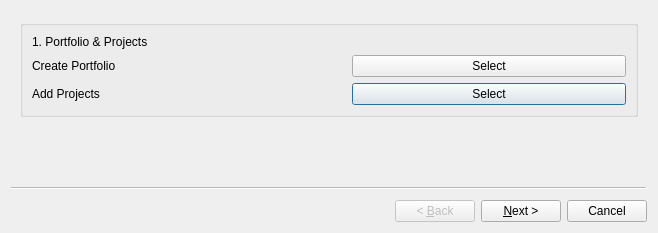
hammerheadlemon/xldigest, file qt_designer_ui/base_import_wizard.ui: the form before one commit.
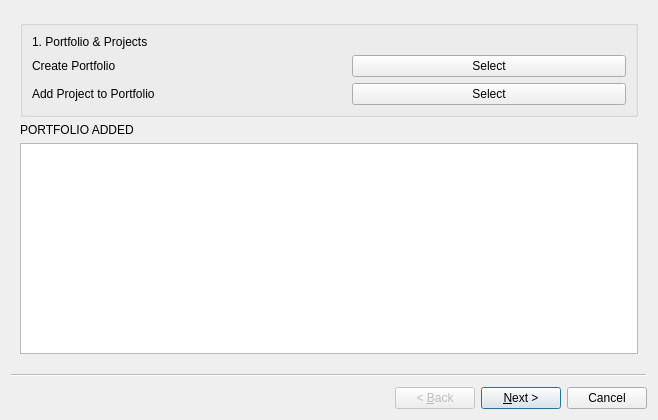
The form after the commit.

Commit message: making progress on dialogues to add portfolio and project

What changed in the file:
```diff
--- a/qt_designer_ui/base_import_wizard.ui
+++ b/qt_designer_ui/base_import_wizard.ui
@@ -7,7 +7,7 @@
     <x>0</x>
     <y>0</y>
     <width>658</width>
-    <height>233</height>
+    <height>420</height>
    </rect>
   </property>
   <property name="windowTitle">
@@ -15,6 +15,9 @@
   </property>
   <widget class="QWizardPage" name="wizardPage1">
    <layout class="QGridLayout" name="gridLayout">
+    <item row="2" column="0">
+     <widget class="QTableView" name="tableView"/>
+    </item>
     <item row="0" column="0">
      <widget class="QGroupBox" name="groupBox">
       <layout class="QGridLayout" name="gridLayout_2">
@@ -60,7 +63,7 @@
        <item row="2" column="0">
         <widget class="QLabel" name="add_project_label">
          <property name="text">
-          <string>Add Projects</string>
+          <string>Add Project to Portfolio</string>
          </property>
         </widget>
        </item>
@@ -94,6 +97,13 @@
       </layout>
      </widget>
     </item>
+    <item row="1" column="0">
+     <widget class="QLabel" name="portfolio_added_label">
+      <property name="text">
+       <string>PORTFOLIO ADDED</string>
+      </property>
+     </widget>
+    </item>
    </layout>
   </widget>
   <widget class="QWizardPage" name="wizardPage2">
```
The commit also changes 3 other files.
